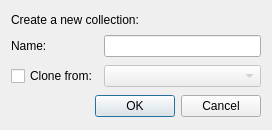
Qt form bigglesworth/ui/newcollection.ui (MaurizioB/Bigglesworth) before a commit.
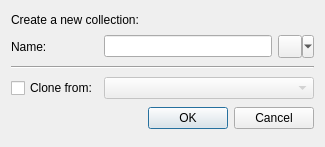
The same form after that commit. Icons and pictures are not drawn. Custom widgets are drawn as their Qt base class.

Commit message: Tag menu, Blofeld name readonly, Collection icons.

Patch:
```diff
--- a/bigglesworth/ui/newcollection.ui
+++ b/bigglesworth/ui/newcollection.ui
@@ -6,27 +6,20 @@
    <rect>
     <x>0</x>
     <y>0</y>
-    <width>272</width>
-    <height>130</height>
+    <width>325</width>
+    <height>147</height>
    </rect>
   </property>
+  <property name="minimumSize">
+   <size>
+    <width>325</width>
+    <height>147</height>
+   </size>
+  </property>
   <property name="windowTitle">
    <string>New collection</string>
   </property>
   <layout class="QGridLayout" name="gridLayout">
-   <item row="0" column="0" colspan="2">
-    <widget class="QLabel" name="label_2">
-     <property name="sizePolicy">
-      <sizepolicy hsizetype="Preferred" vsizetype="Maximum">
-       <horstretch>0</horstretch>
-       <verstretch>0</verstretch>
-      </sizepolicy>
-     </property>
-     <property name="text">
-      <string>Create a new collection:</string>
-     </property>
-    </widget>
-   </item>
    <item row="1" column="0">
     <widget class="QLabel" name="label">
      <property name="text">
@@ -34,6 +27,13 @@
      </property>
     </widget>
    </item>
+   <item row="3" column="1" colspan="2">
+    <widget class="QComboBox" name="cloneCombo">
+     <property name="enabled">
+      <bool>false</bool>
+     </property>
+    </widget>
+   </item>
    <item row="1" column="1">
     <widget class="QLineEdit" name="nameEdit">
      <property name="maxLength">
@@ -44,14 +44,7 @@
      </property>
     </widget>
    </item>
-   <item row="2" column="0">
-    <widget class="QCheckBox" name="cloneChk">
-     <property name="text">
-      <string>Clone from:</string>
-     </property>
-    </widget>
-   </item>
-   <item row="3" column="0" colspan="2">
+   <item row="4" column="0" colspan="3">
     <widget class="QDialogButtonBox" name="buttonBox">
      <property name="orientation">
       <enum>Qt::Horizontal</enum>
@@ -61,15 +54,61 @@
      </property>
     </widget>
    </item>
-   <item row="2" column="1">
-    <widget class="QComboBox" name="cloneCombo">
-     <property name="enabled">
-      <bool>false</bool>
+   <item row="0" column="0" colspan="2">
+    <widget class="QLabel" name="label_2">
+     <property name="sizePolicy">
+      <sizepolicy hsizetype="Preferred" vsizetype="Maximum">
+       <horstretch>0</horstretch>
+       <verstretch>0</verstretch>
+      </sizepolicy>
+     </property>
+     <property name="text">
+      <string>Create a new collection:</string>
+     </property>
+    </widget>
+   </item>
+   <item row="3" column="0">
+    <widget class="QCheckBox" name="cloneChk">
+     <property name="text">
+      <string>Clone from:</string>
+     </property>
+    </widget>
+   </item>
+   <item row="2" column="0" colspan="3">
+    <widget class="Line" name="line">
+     <property name="orientation">
+      <enum>Qt::Horizontal</enum>
+     </property>
+    </widget>
+   </item>
+   <item row="1" column="2">
+    <widget class="IconSelector" name="iconBtn">
+     <property name="sizePolicy">
+      <sizepolicy hsizetype="Maximum" vsizetype="Maximum">
+       <horstretch>0</horstretch>
+       <verstretch>0</verstretch>
+      </sizepolicy>
+     </property>
+     <property name="toolTip">
+      <string>Select an icon for this collection</string>
+     </property>
+     <property name="icon">
+      <iconset theme="photo"/>
+     </property>
+     <property name="popupMode">
+      <enum>QToolButton::MenuButtonPopup</enum>
      </property>
     </widget>
    </item>
   </layout>
  </widget>
+ <customwidgets>
+  <customwidget>
+   <class>IconSelector</class>
+   <extends>QToolButton</extends>
+   <header>bigglesworth.widgets</header>
+  </customwidget>
+ </customwidgets>
  <resources/>
  <connections>
   <connection>
```
The commit also changes 12 other files.
